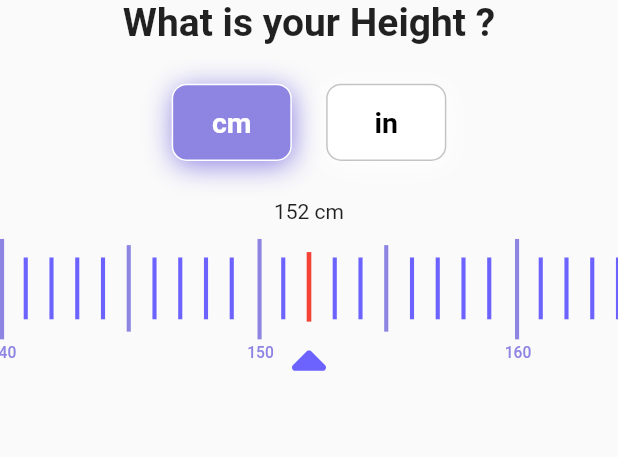
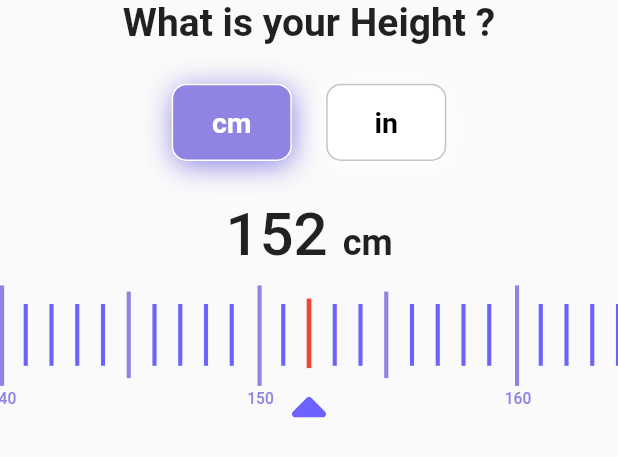
Before and after one commit to pranavvidyarthi7/Fitscape, a Flutter app: the HeightPage widget shown alone on an empty page, opened directly, on a phone screen of 412 x 824 dp. Shown: the top 457 px of the screen. Run offline on Flutter 3.47's test engine with Material 2 defaults, Android fonts, the phone set to English and light mode, and no system bars; drawn by our look-alikes of scroll_snap_list; our stand-ins replace firebase_auth, firebase_core, flutter_svg, google_fonts, google_sign_in, intl_phone_number_input and 3 more; accounts and stored records are empty.

Commit message:
Formatted Text

```diff
--- a/fitscape/lib/Screens/ProfileBuilders/height_page.dart
+++ b/fitscape/lib/Screens/ProfileBuilders/height_page.dart
@@ -4,6 +4,7 @@ import 'dart:math';
 import 'package:fitscape/UI%20Components/ScrollSelector.dart';
 import 'package:flutter/material.dart';
 import 'package:fitscape/Variables.dart';
+import 'package:google_fonts/google_fonts.dart';
 import 'package:scroll_snap_list/scroll_snap_list.dart';
 
 class HeightPage extends StatefulWidget {
@@ -122,7 +123,25 @@ class _HeightPageState extends State<HeightPage> {
             stream: _controller.stream,
             initialData: h,
             builder: (context, snapshot) =>
-                Text('${snapshot.data} ${unit ? 'cm' : 'in'}'),
+
+                Row(
+                  mainAxisAlignment: MainAxisAlignment.center,
+                  crossAxisAlignment: CrossAxisAlignment.baseline,
+                  textBaseline: TextBaseline.alphabetic,
+                  children: [
+                    Text('${snapshot.data} ',
+                    style: GoogleFonts.roboto(
+                      fontWeight: FontWeight.w500,
+                      fontSize: 40.0,
+                    ),),
+                    Text('${unit ? 'cm' : 'in'}',
+                   style: GoogleFonts.roboto(
+                  fontWeight: FontWeight.w600,
+                  fontSize: 24.0,
+                ),
+                 ),
+                  ],
+                ),
           ),
           ScrollSelector(
               gkey: key2,
--- a/fitscape/lib/main.dart
+++ b/fitscape/lib/main.dart
@@ -44,7 +44,7 @@ class MyApp extends StatelessWidget {
             builder: (context, appUser, child) =>
                 // SplashScreen(appUser: appUser, serverRequests: serverRequests),
                 MainScreen(
-              page: 6,
+              page: 5,
             ),
           ),
         ),
```
Also changed, not shown: fitscape/lib/Screens/ProfileBuilders/weight_page.dart (+20 -2 lines).
